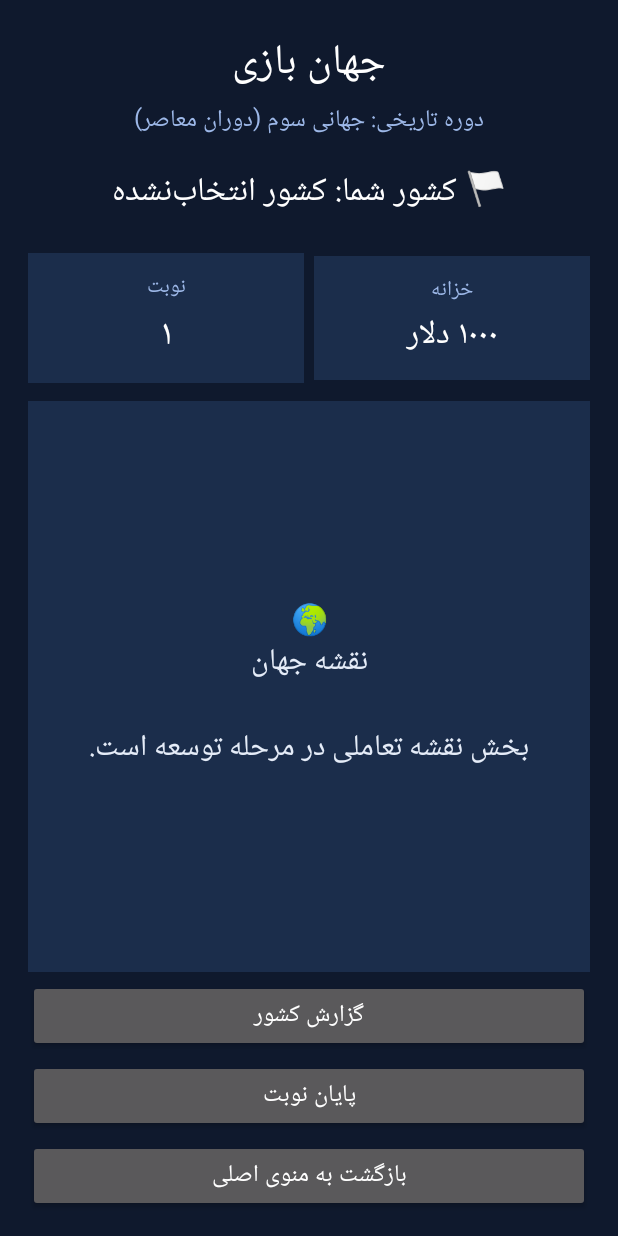
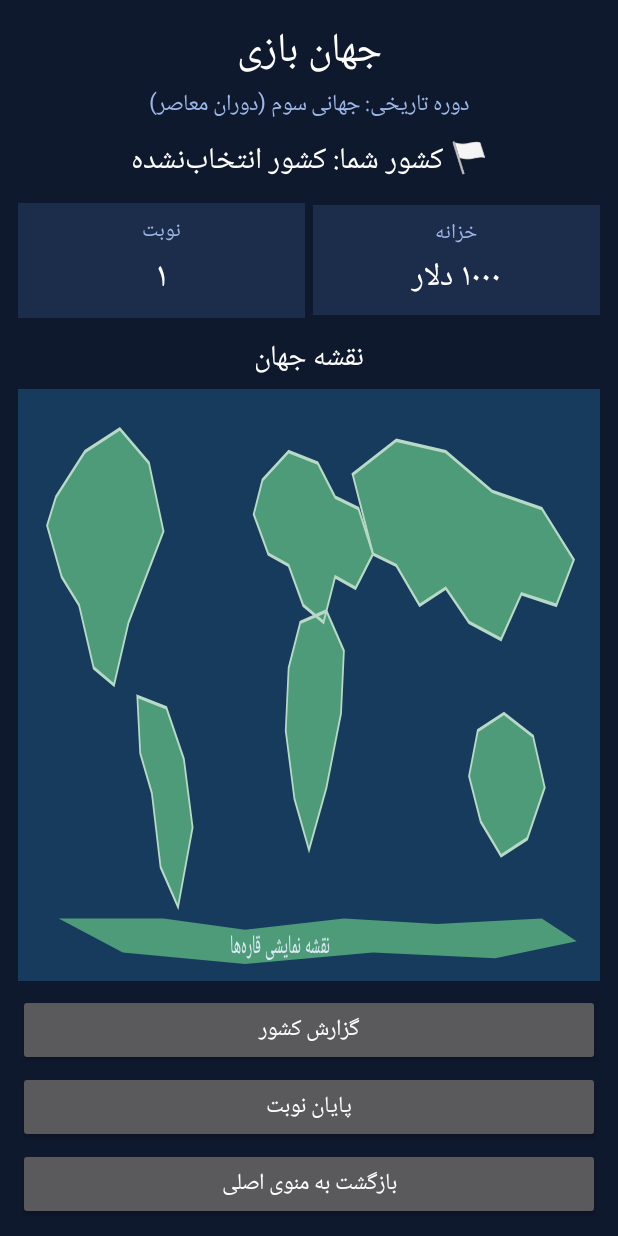
Before and after one commit to MahdiJavanmard13/Warnonami, an Android app: the GameDashboardActivity screen opened directly, with no data from a screen before it, on a phone screen of 412 x 824 dp. Run offline under Robolectric (Android 15) with nearby library versions, the phone set to English and light mode, and no system bars.

Commit message:
Add visible schematic world map to game dashboard

```diff
--- a/app/src/main/java/com/warnonami/game/GameDashboardActivity.java
+++ b/app/src/main/java/com/warnonami/game/GameDashboardActivity.java
@@ -2,9 +2,13 @@ package com.warnonami.game;
 
 import android.app.Activity;
 import android.app.AlertDialog;
+import android.graphics.Canvas;
 import android.graphics.Color;
+import android.graphics.Paint;
+import android.graphics.Path;
 import android.os.Bundle;
 import android.view.Gravity;
+import android.view.View;
 import android.widget.Button;
 import android.widget.LinearLayout;
 import android.widget.TextView;
@@ -27,69 +31,53 @@ public class GameDashboardActivity extends Activity {
 
         LinearLayout root = new LinearLayout(this);
         root.setOrientation(LinearLayout.VERTICAL);
-        root.setPadding(28, 28, 28, 24);
+        root.setPadding(18, 18, 18, 16);
         root.setGravity(Gravity.CENTER_HORIZONTAL);
         root.setBackgroundColor(Color.rgb(15, 25, 45));
 
-        TextView heading = new TextView(this);
-        heading.setText("جهان بازی");
-        heading.setTextColor(Color.WHITE);
-        heading.setTextSize(28);
-        heading.setGravity(Gravity.CENTER);
+        TextView heading = makeLabel("جهان بازی", 27, Color.WHITE);
         root.addView(heading);
+        root.addView(makeLabel("دوره تاریخی: " + selectedEra, 15, 0xFF9DB8E8));
 
-        TextView era = makeLabel("دوره تاریخی: " + selectedEra, 16, 0xFF9DB8E8);
-        root.addView(era);
-
-        TextView country = makeLabel("🏳 کشور شما: " + selectedCountry, 22, Color.WHITE);
-        country.setPadding(0, 24, 0, 24);
+        TextView country = makeLabel("🏳 کشور شما: " + selectedCountry, 20, Color.WHITE);
+        country.setPadding(0, 12, 0, 12);
         root.addView(country);
 
         LinearLayout stats = new LinearLayout(this);
         stats.setOrientation(LinearLayout.HORIZONTAL);
         stats.setGravity(Gravity.CENTER);
-        stats.setPadding(0, 8, 0, 18);
+        stats.setPadding(0, 4, 0, 12);
 
         LinearLayout turnCard = makeCard();
-        TextView turnTitle = makeLabel("نوبت", 14, 0xFF9DB8E8);
-        turnValue = makeLabel("۱", 24, Color.WHITE);
-        turnCard.addView(turnTitle);
+        turnValue = makeLabel("۱", 23, Color.WHITE);
+        turnCard.addView(makeLabel("نوبت", 14, 0xFF9DB8E8));
         turnCard.addView(turnValue);
         stats.addView(turnCard, new LinearLayout.LayoutParams(0,
                 LinearLayout.LayoutParams.WRAP_CONTENT, 1));
 
         LinearLayout moneyCard = makeCard();
-        TextView moneyTitle = makeLabel("خزانه", 14, 0xFF9DB8E8);
-        treasuryValue = makeLabel("۱۰۰۰ دلار", 22, Color.WHITE);
-        moneyCard.addView(moneyTitle);
+        treasuryValue = makeLabel("۱۰۰۰ دلار", 21, Color.WHITE);
+        moneyCard.addView(makeLabel("خزانه", 14, 0xFF9DB8E8));
         moneyCard.addView(treasuryValue);
         LinearLayout.LayoutParams moneyParams = new LinearLayout.LayoutParams(0,
                 LinearLayout.LayoutParams.WRAP_CONTENT, 1);
-        moneyParams.leftMargin = 10;
+        moneyParams.leftMargin = 8;
         stats.addView(moneyCard, moneyParams);
         root.addView(stats);
 
-        TextView mapPanel = makeLabel(
-                "🌍\nنقشه جهان\n\nبخش نقشه تعاملی در مرحله توسعه است.",
-                20, 0xFFE5ECF8);
-        mapPanel.setGravity(Gravity.CENTER);
-        mapPanel.setBackgroundColor(0xFF1B2D4B);
-        mapPanel.setPadding(16, 36, 16, 36);
-        root.addView(mapPanel, new LinearLayout.LayoutParams(
-                LinearLayout.LayoutParams.MATCH_PARENT, 0, 1));
+        TextView mapTitle = makeLabel("نقشه جهان", 19, Color.WHITE);
+        mapTitle.setPadding(0, 4, 0, 6);
+        root.addView(mapTitle);
 
-        Button reportButton = makeButton("گزارش کشور");
-        root.addView(reportButton);
-        reportButton.setOnClickListener(v -> showCountryReport());
+        WorldMapView map = new WorldMapView(this);
+        LinearLayout.LayoutParams mapParams = new LinearLayout.LayoutParams(
+                LinearLayout.LayoutParams.MATCH_PARENT, 0, 1);
+        mapParams.bottomMargin = 8;
+        root.addView(map, mapParams);
 
-        Button endTurnButton = makeButton("پایان نوبت");
-        root.addView(endTurnButton);
-        endTurnButton.setOnClickListener(v -> endTurn());
-
-        Button backButton = makeButton("بازگشت به منوی اصلی");
-        root.addView(backButton);
-        backButton.setOnClickListener(v -> finish());
-
+        root.addView(makeButton("گزارش کشور", v -> showCountryReport()));
+        root.addView(makeButton("پایان نوبت", v -> endTurn()));
+        root.addView(makeButton("بازگشت به منوی اصلی", v -> finish()));
         setContentView(root);
     }
 
@@ -106,33 +94,31 @@ public class GameDashboardActivity extends Activity {
         LinearLayout card = new LinearLayout(this);
         card.setOrientation(LinearLayout.VERTICAL);
         card.setGravity(Gravity.CENTER);
-        card.setPadding(12, 16, 12, 16);
+        card.setPadding(10, 10, 10, 10);
         card.setBackgroundColor(0xFF1B2D4B);
         return card;
     }
 
-    private Button makeButton(String title) {
+    private Button makeButton(String title, View.OnClickListener listener) {
         Button button = new Button(this);
         button.setText(title);
         button.setAllCaps(false);
-        button.setTextSize(16);
+        button.setTextSize(15);
         LinearLayout.LayoutParams params = new LinearLayout.LayoutParams(
                 LinearLayout.LayoutParams.MATCH_PARENT,
                 LinearLayout.LayoutParams.WRAP_CONTENT);
-        params.topMargin = 8;
+        params.topMargin = 5;
         button.setLayoutParams(params);
+        button.setOnClickListener(listener);
         return button;
     }
 
     private void showCountryReport() {
-        new AlertDialog.Builder(this)
-                .setTitle("گزارش کشور")
-                .setMessage("کشور: " + selectedCountry
-                        + "\nدوره: " + selectedEra
+        new AlertDialog.Builder(this).setTitle("گزارش کشور")
+                .setMessage("کشور: " + selectedCountry + "\nدوره: " + selectedEra
                         + "\nشماره نوبت: " + turn
                         + "\nموجودی خزانه: " + treasury + " دلار")
-                .setPositiveButton("باشه", null)
-                .show();
+                .setPositiveButton("باشه", null).show();
     }
 
     private void endTurn() {
@@ -140,11 +126,9 @@ public class GameDashboardActivity extends Activity {
         treasury += 100;
         turnValue.setText(toPersianDigits(String.valueOf(turn)));
         treasuryValue.setText(toPersianDigits(String.valueOf(treasury)) + " دلار");
-        new AlertDialog.Builder(this)
-                .setTitle("نوبت جدید")
+        new AlertDialog.Builder(this).setTitle("نوبت جدید")
                 .setMessage("نوبت بعدی آغاز شد. ۱۰۰ دلار به خزانه اضافه شد.")
-                .setPositiveButton("ادامه", null)
-                .show();
+                .setPositiveButton("ادامه", null).show();
     }
 
     private String toPersianDigits(String value) {
@@ -152,4 +136,77 @@ public class GameDashboardActivity extends Activity {
                 .replace('3','۳').replace('4','۴').replace('5','۵')
                 .replace('6','۶').replace('7','۷').replace('8','۸').replace('9','۹');
     }
+
+    // A lightweight offline schematic map. Country borders and country selection
+    // will be added in a later map update.
+    private static class WorldMapView extends View {
+        private final Paint paint = new Paint(Paint.ANTI_ALIAS_FLAG);
+
+        WorldMapView(Activity activity) {
+            super(activity);
+            setBackgroundColor(0xFF102A46);
+        }
+
+        @Override
+        protected void onDraw(Canvas canvas) {
+            super.onDraw(canvas);
+            float sx = getWidth() / 1000f;
+            float sy = getHeight() / 520f;
+            canvas.save();
+            canvas.scale(sx, sy);
+
+            paint.setColor(0xFF173B5C);
+            paint.setStyle(Paint.Style.FILL);
+            canvas.drawRect(0, 0, 1000, 520, paint);
+
+            paint.setColor(0xFF4D9B79);
+            paint.setStyle(Paint.Style.FILL);
+            drawLand(canvas, new float[]{65,95,115,55,175,35,225,65,250,125,220,165,190,205,165,260,130,245,105,190,75,165,50,120});
+            drawLand(canvas, new float[]{205,270,255,280,285,325,300,385,275,455,245,420,230,355,210,320});
+            drawLand(canvas, new float[]{420,80,465,55,515,65,545,95,585,105,610,145,580,175,545,165,525,205,490,190,465,155,430,145,405,110});
+            drawLand(canvas, new float[]{485,205,530,195,560,230,555,285,530,350,500,405,475,360,460,300,465,245});
+            drawLand(canvas, new float[]{575,75,650,45,735,55,815,90,900,105,955,150,925,190,865,180,830,220,775,205,735,175,690,190,650,155,610,145});
+            drawLand(canvas, new float[]{790,300,835,285,885,305,905,350,875,395,830,410,795,380,775,340});
+            drawLand(canvas, new float[]{70,465,250,465,390,475,560,465,720,470,900,465,960,485,820,500,610,495,390,505,180,495});
+
+            paint.setColor(0xFFB7D9C5);
+            paint.setStyle(Paint.Style.STROKE);
+            paint.setStrokeWidth(3);
+            drawCoast(canvas, new float[]{65,95,115,55,175,35,225,65,250,125,220,165,190,205,165,260,130,245,105,190,75,165,50,120});
+            drawCoast(canvas, new float[]{205,270,255,280,285,325,300,385,275,455,245,420,230,355,210,320});
+            drawCoast(canvas, new float[]{420,80,465,55,515,65,545,95,585,105,610,145,580,175,545,165,525,205,490,190,465,155,430,145,405,110});
+            drawCoast(canvas, new float[]{485,205,530,195,560,230,555,285,530,350,500,405,475,360,460,300,465,245});
+            drawCoast(canvas, new float[]{575,75,650,45,735,55,815,90,900,105,955,150,925,190,865,180,830,220,775,205,735,175,690,190,650,155,610,145});
+            drawCoast(canvas, new float[]{790,300,835,285,885,305,905,350,875,395,830,410,795,380,775,340});
+
+            paint.setStyle(Paint.Style.FILL);
+            paint.setColor(0xFFDCEAF5);
+            paint.setTextSize(24);
+            canvas.drawText("نقشه نمایشی قاره‌ها", 365, 495, paint);
+            canvas.restore();
+        }
+
+        private void drawLand(Canvas canvas, float[] points) {
+            Path path = makePath(points);
+            paint.setStyle(Paint.Style.FILL);
+            canvas.drawPath(path, paint);
+        }
+
+        private void drawCoast(Canvas canvas, float[] points) {
+            Path path = makePath(points);
+            path.close();
+            canvas.drawPath(path, paint);
+        }
+
+        private Path makePath(float[] points) {
+            Path path = new Path();
+            if (points.length < 4) return path;
+            path.moveTo(points[0], points[1]);
+            for (int i = 2; i < points.length; i += 2) {
+                path.lineTo(points[i], points[i + 1]);
+            }
+            path.close();
+            return path;
+        }
+    }
 }
```
